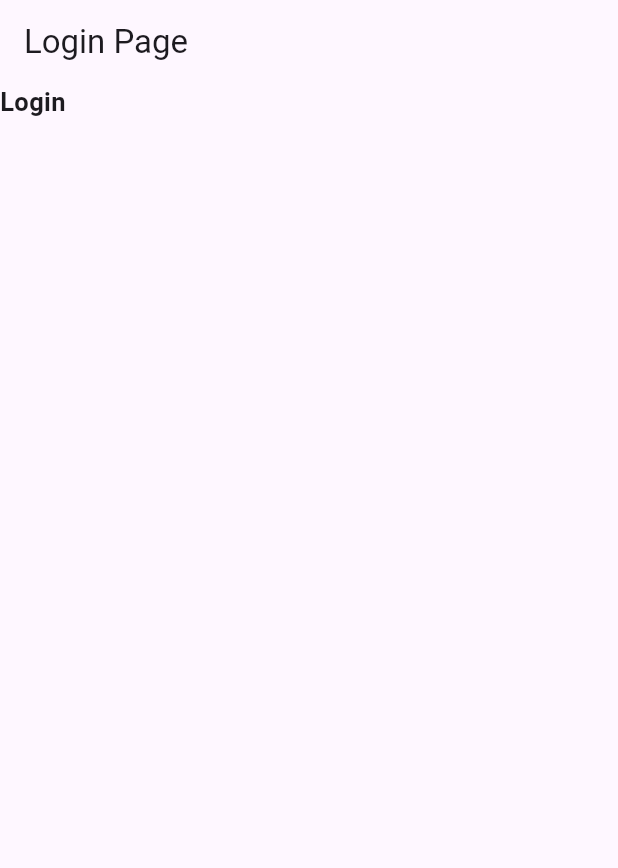
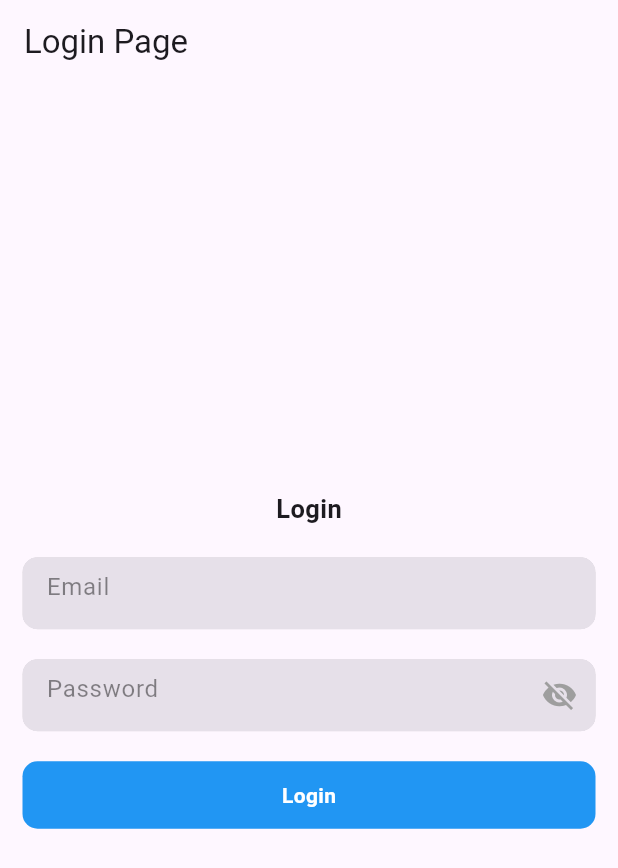
Before and after one commit to edg35/aroma, a Flutter app: the screen it shows after launch, on a phone screen of 412 x 824 dp. Shown: the top 868 px of the screen. Run offline on Flutter 3.47's test engine with Material 3 defaults, Android fonts, the light colour scheme and no system bars; our stand-ins replace firebase_core; accounts and stored records are empty.

Commit message:
login page

```diff
--- a/aroma_app/aroma_flutter/lib/features/user_auth/presentation/pages/login_page.dart
+++ b/aroma_app/aroma_flutter/lib/features/user_auth/presentation/pages/login_page.dart
@@ -1,3 +1,4 @@
+import 'package:aroma_flutter/features/user_auth/presentation/widgets/form_container_widget.dart';
 import 'package:flutter/material.dart';
 
 class LoginPage extends StatelessWidget {
@@ -9,13 +10,50 @@ class LoginPage extends StatelessWidget {
         appBar: AppBar(
           title: const Text('Login Page'),
         ),
-        body: const Column(
-          children: [
-            Text(
-              "Login",
-              style: TextStyle(fontSize: 17, fontWeight: FontWeight.bold),
-            )
-          ],
+        body: Center(
+          child: Padding(
+            padding: const EdgeInsets.symmetric(horizontal: 15),
+            child: Column(
+              mainAxisAlignment: MainAxisAlignment.center,
+              children: [
+                const Text(
+                  "Login",
+                  style: TextStyle(fontSize: 17, fontWeight: FontWeight.bold),
+                ),
+                const SizedBox(
+                  height: 20,
+                ),
+                const FormContainerWidget(
+                  hintText: 'Email',
+                  isPasswordField: false,
+                ),
+                const SizedBox(
+                  height: 20,
+                ),
+                const FormContainerWidget(
+                  hintText: 'Password',
+                  isPasswordField: true,
+                ),
+                const SizedBox(
+                  height: 20,
+                ),
+                Container(
+                    width: double.infinity,
+                    height: 45,
+                    decoration: BoxDecoration(
+                      borderRadius: BorderRadius.circular(10),
+                      color: Colors.blue,
+                    ),
+                    child: const Center(
+                      child: Text(
+                        "Login",
+                        style: TextStyle(
+                            color: Colors.white, fontWeight: FontWeight.bold),
+                      ),
+                    )),
+              ],
+            ),
+          ),
         ));
   }
 }
--- /dev/null
+++ b/aroma_app/aroma_flutter/lib/features/user_auth/presentation/widgets/form_container_widget.dart
@@ -0,0 +1,76 @@
+import 'package:flutter/material.dart';
+
+class FormContainerWidget extends StatefulWidget {
+  final TextEditingController? controller;
+  final Key? fieldKey;
+  final bool? isPasswordField;
+  final String? hintText;
+  final String? labelText;
+  final String? helperText;
+  final FormFieldSetter<String>? onSaved;
+  final FormFieldValidator<String>? validator;
+  final ValueChanged<String>? onFieldSubmitted;
+  final TextInputType? inputType;
+
+  const FormContainerWidget(
+      {super.key,
+      this.controller,
+      this.isPasswordField,
+      this.fieldKey,
+      this.hintText,
+      this.labelText,
+      this.helperText,
+      this.onSaved,
+      this.validator,
+      this.onFieldSubmitted,
+      this.inputType});
+
+  @override
+  // ignore: library_private_types_in_public_api
+  _FormContainerWidgetState createState() => _FormContainerWidgetState();
+}
+
+class _FormContainerWidgetState extends State<FormContainerWidget> {
+  bool _obscureText = true;
+
+  @override
+  Widget build(BuildContext context) {
+    return Container(
+      width: double.infinity,
+      clipBehavior: Clip.hardEdge,
+      decoration: BoxDecoration(
+        color: Colors.grey.withOpacity(.35),
+        borderRadius: BorderRadius.circular(10),
+      ),
+      child: TextFormField(
+        style: const TextStyle(color: Colors.black),
+        controller: widget.controller,
+        keyboardType: widget.inputType,
+        key: widget.fieldKey,
+        obscureText: widget.isPasswordField == true ? _obscureText : false,
+        onSaved: widget.onSaved,
+        validator: widget.validator,
+        onFieldSubmitted: widget.onFieldSubmitted,
+        decoration: InputDecoration(
+          border: InputBorder.none,
+          filled: true,
+          hintText: widget.hintText,
+          hintStyle: const TextStyle(color: Colors.black45),
+          suffixIcon: GestureDetector(
+            onTap: () {
+              setState(() {
+                _obscureText = !_obscureText;
+              });
+            },
+            child: widget.isPasswordField == true
+                ? Icon(
+                    _obscureText ? Icons.visibility_off : Icons.visibility,
+                    color: _obscureText == false ? Colors.blue : Colors.grey,
+                  )
+                : const Text(""),
+          ),
+        ),
+      ),
+    );
+  }
+}
```
